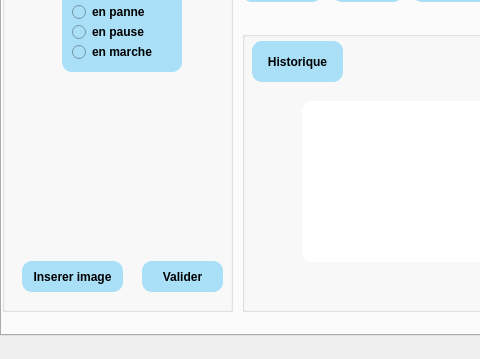
azizgarba/Smart_Dry_Cleaner_2A2, file mainwindow2.ui: the form before one commit; both pictures show x 0 to 480 and y 255 to 614 of the 792 by 614 pixel window.
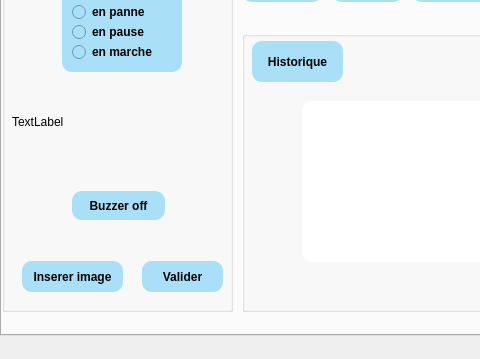
The form after the commit. The open tabs and pages were chosen to show the change. Icons and pictures are not drawn. Custom widgets are drawn as their Qt base class.

What changed in the file:
```diff
--- a/mainwindow2.ui
+++ b/mainwindow2.ui
@@ -29,7 +29,6 @@
     <property name="font">
      <font>
       <pointsize>9</pointsize>
-      <weight>75</weight>
       <bold>true</bold>
      </font>
     </property>
@@ -2506,7 +2505,7 @@
       </property>
       <property name="font">
        <font>
-        <weight>75</weight>
+        <pointsize>9</pointsize>
         <bold>true</bold>
        </font>
       </property>
@@ -2828,6 +2827,43 @@
         <string/>
        </property>
       </widget>
+      <widget class="QLabel" name="etat">
+       <property name="geometry">
+        <rect>
+         <x>10</x>
+         <y>320</y>
+         <width>211</width>
+         <height>41</height>
+        </rect>
+       </property>
+       <property name="text">
+        <string>TextLabel</string>
+       </property>
+      </widget>
+      <widget class="QPushButton" name="on_stop_buz">
+       <property name="geometry">
+        <rect>
+         <x>70</x>
+         <y>410</y>
+         <width>93</width>
+         <height>29</height>
+        </rect>
+       </property>
+       <property name="font">
+        <font>
+         <bold>true</bold>
+        </font>
+       </property>
+       <property name="styleSheet">
+        <string notr="true">background-color: rgb(169,223,247);
+color: rgb(0,0,0);
+border-color: rgb(0, 129, 233);
+border-radius:10px;</string>
+       </property>
+       <property name="text">
+        <string>Buzzer off</string>
+       </property>
+      </widget>
      </widget>
      <widget class="QGroupBox" name="groupBox_12">
       <property name="geometry">
```
Left out of the diff: 124 changed lines with no effect on the pictures.
